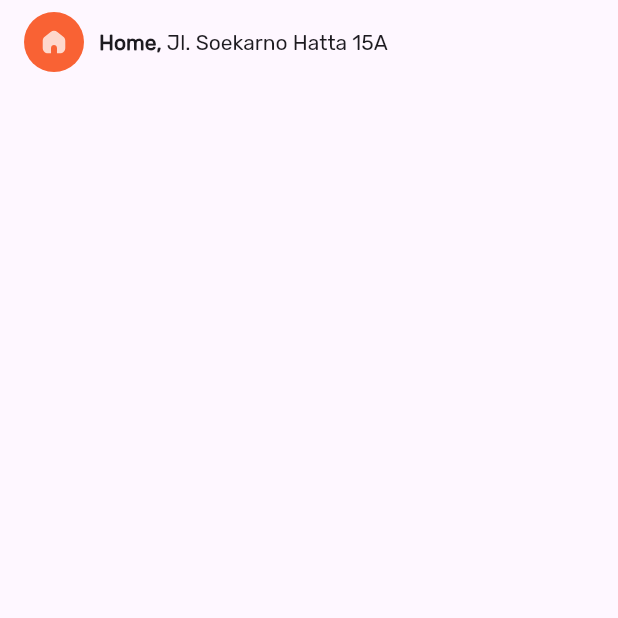
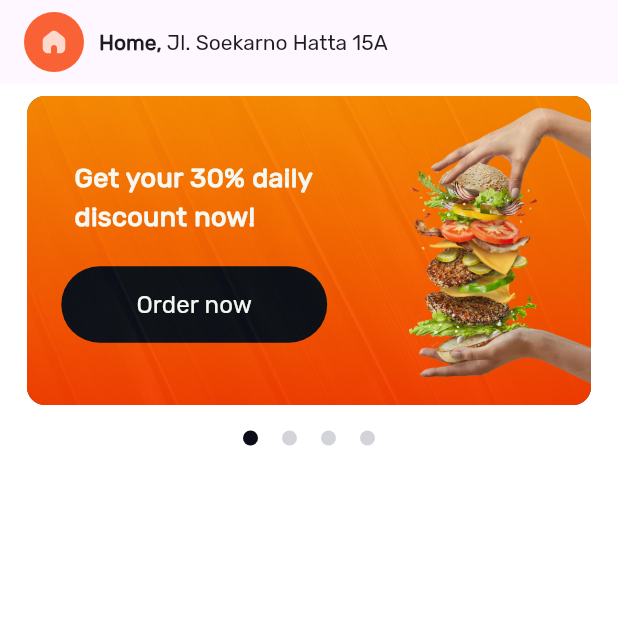
Before and after one commit to AbdelazizSameh/delish_app, a Flutter app: the screen it shows after launch, on a phone screen of 412 x 824 dp, the top half of it. Run offline on Flutter 3.47's test engine with Material 3 defaults, Android fonts, the phone set to English and light mode, and no system bars; drawn by our look-alikes of carousel_slider; our stand-ins replace flutter_svg.

Commit message:
finish crousel slider

```diff
--- a/lib/main.dart
+++ b/lib/main.dart
@@ -13,7 +13,10 @@ class DelishApp extends StatelessWidget {
   Widget build(BuildContext context) {
     return MaterialApp(
       debugShowCheckedModeBanner: false,
-      theme: ThemeData(fontFamily: "Rubik-Regular"),
+      theme: ThemeData(
+        fontFamily: "Rubik-Regular",
+        scaffoldBackgroundColor: Colors.white,
+      ),
       home: const DiscoveryView(),
     );
   }
--- a/lib/views/discovery_view.dart
+++ b/lib/views/discovery_view.dart
@@ -1,5 +1,4 @@
 import 'package:flutter/material.dart';
-
 import '../widgets/discovery_view_body.dart';
 
 class DiscoveryView extends StatelessWidget {
--- /dev/null
+++ b/lib/widgets/carousel_item.dart
@@ -0,0 +1,69 @@
+import 'package:flutter/material.dart';
+
+import 'custom_button.dart';
+
+class CarouselItem extends StatelessWidget {
+  const CarouselItem({super.key});
+
+  @override
+  Widget build(BuildContext context) {
+    return Padding(
+      padding: const EdgeInsets.symmetric(horizontal: 18),
+      child: ClipRRect(
+        borderRadius: BorderRadius.circular(12),
+        child: Stack(
+          children: [
+            Positioned.fill(
+              child: Image.asset(
+                "assets/images/crausel_back.png",
+                fit: BoxFit.cover,
+              ),
+            ),
+            Opacity(
+              opacity: 0.94,
+              child: Container(
+                decoration: const BoxDecoration(
+                  gradient: LinearGradient(
+                    begin: Alignment.topCenter,
+                    end: Alignment.bottomCenter,
+                    colors: [Color(0xffFE8800), Color(0xffF83B01)],
+                  ),
+                ),
+                child: Row(
+                  mainAxisAlignment: MainAxisAlignment.spaceBetween,
+                  children: [
+                    const SizedBox(),
+                    const Column(
+                      mainAxisAlignment: MainAxisAlignment.center,
+                      spacing: 20,
+                      children: [
+                        SizedBox(
+                          width: 160,
+                          child: Text(
+                            'Get your 30% daily discount now!',
+                            maxLines: 2,
+                            style: TextStyle(
+                              color: Colors.white,
+                              fontSize: 18,
+                              fontWeight: FontWeight.w700,
+                            ),
+                          ),
+                        ),
+                        CustomButton(text: 'Order now'),
+                      ],
+                    ),
+                    Image.asset(
+                      "assets/images/food_buger.png",
+                      width: 153,
+                      fit: BoxFit.cover,
+                    ),
+                  ],
+                ),
+              ),
+            ),
+          ],
+        ),
+      ),
+    );
+  }
+}
--- /dev/null
+++ b/lib/widgets/carousel_slider_builder.dart
@@ -0,0 +1,42 @@
+import 'package:carousel_slider/carousel_slider.dart';
+import 'package:flutter/material.dart';
+import 'carousel_item.dart';
+import 'simple_dot_indicator.dart';
+
+class CustomCarouselSliderBuilder extends StatefulWidget {
+  const CustomCarouselSliderBuilder({super.key});
+
+  @override
+  State<CustomCarouselSliderBuilder> createState() =>
+      _CustomCarouselSliderBuilderState();
+}
+
+class _CustomCarouselSliderBuilderState
+    extends State<CustomCarouselSliderBuilder> {
+  int currentIndex = 0;
+
+  @override
+  Widget build(BuildContext context) {
+    return Column(
+      spacing: 15,
+      children: [
+        CarouselSlider.builder(
+          itemCount: 4,
+          itemBuilder: (context, index, realIndex) => const CarouselItem(),
+          options: CarouselOptions(
+            viewportFraction: 1,
+            autoPlay: true,
+            aspectRatio: 2 / 1,
+            initialPage: 0,
+            onPageChanged: (index, reason) {
+              setState(() {
+                currentIndex = index;
+              });
+            },
+          ),
+        ),
+        SimpleDotIndicator(itemCount: 4, currentIndex: currentIndex),
+      ],
+    );
+  }
+}
--- /dev/null
+++ b/lib/widgets/custom_button.dart
@@ -0,0 +1,26 @@
+import 'package:flutter/material.dart';
+
+class CustomButton extends StatelessWidget {
+  const CustomButton({super.key, required this.text});
+  final String text;
+  @override
+  Widget build(BuildContext context) {
+    return ElevatedButton(
+      onPressed: () {},
+      style: ElevatedButton.styleFrom(
+        backgroundColor: const Color(0xFF0B0C17),
+        padding: const EdgeInsets.symmetric(horizontal: 50, vertical: 14),
+        shape: RoundedRectangleBorder(borderRadius: BorderRadius.circular(50)),
+        elevation: 0,
+      ),
+      child: Text(
+        text,
+        style: const TextStyle(
+          color: Colors.white,
+          fontSize: 16,
+          fontWeight: FontWeight.w500,
+        ),
+      ),
+    );
+  }
+}
--- a/lib/widgets/discovery_view_body.dart
+++ b/lib/widgets/discovery_view_body.dart
@@ -1,5 +1,5 @@
 import 'package:flutter/material.dart';
-
+import 'carousel_slider_builder.dart';
 import 'custom_discovery_app_bar.dart';
 
 class DiscoveryViewBody extends StatelessWidget {
@@ -7,6 +7,12 @@ class DiscoveryViewBody extends StatelessWidget {
 
   @override
   Widget build(BuildContext context) {
-    return CustomScrollView(slivers: [const CustomDiscoveryAppBar(),]);
+    return CustomScrollView(
+      slivers: [
+        const CustomDiscoveryAppBar(),
+        const SliverToBoxAdapter(child: SizedBox(height: 8)),
+        const SliverToBoxAdapter(child: CustomCarouselSliderBuilder()),
+      ],
+    );
   }
 }
--- /dev/null
+++ b/lib/widgets/simple_dot_indicator.dart
@@ -0,0 +1,49 @@
+import 'package:flutter/material.dart';
+
+class SimpleDotIndicator extends StatelessWidget {
+  final int itemCount;
+  final int currentIndex;
+  final double dotSize;
+  final double spacing;
+  final Color activeColor;
+  final Color inactiveColor;
+  final Duration animationDuration;
+
+  const SimpleDotIndicator({
+    super.key,
+    required this.itemCount,
+    required this.currentIndex,
+    this.dotSize = 10.0,
+    this.spacing = 16,
+    this.activeColor = const Color(0xff0B0C17),
+    this.inactiveColor = const Color(0xffB6B7C0),
+    this.animationDuration = const Duration(milliseconds: 300),
+  });
+
+  @override
+  Widget build(BuildContext context) {
+    return SizedBox(
+      height: dotSize + 4,
+      child: ListView.builder(
+        scrollDirection: Axis.horizontal,
+        itemCount: itemCount,
+        shrinkWrap: true,
+        itemBuilder: (context, index) {
+          final isActive = index == currentIndex;
+          return AnimatedContainer(
+            duration: animationDuration,
+            margin: EdgeInsets.symmetric(horizontal: spacing / 2),
+            width: dotSize,
+            height: dotSize,
+            decoration: BoxDecoration(
+              shape: BoxShape.circle,
+              color: isActive
+                  ? activeColor
+                  : inactiveColor.withValues(alpha: 0.6),
+            ),
+          );
+        },
+      ),
+    );
+  }
+}
```
Also changed, not shown: assets/images/crausel_back.png (added), assets/images/food_buger.png (added).
